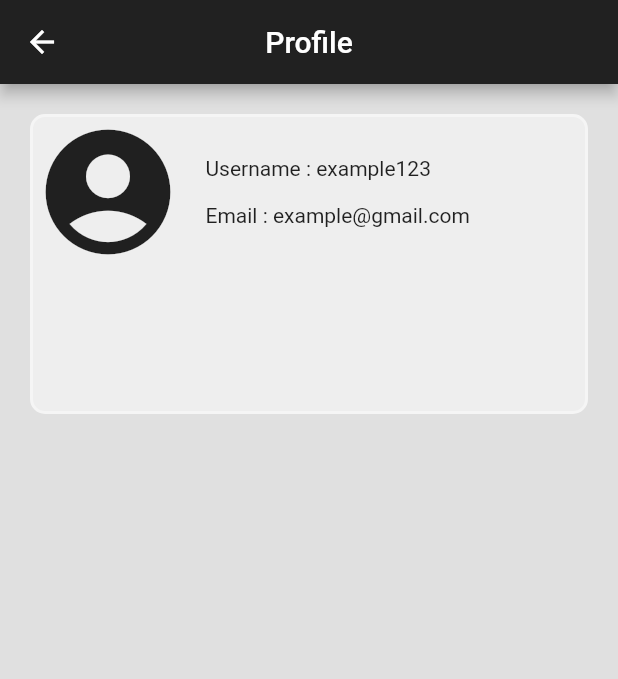
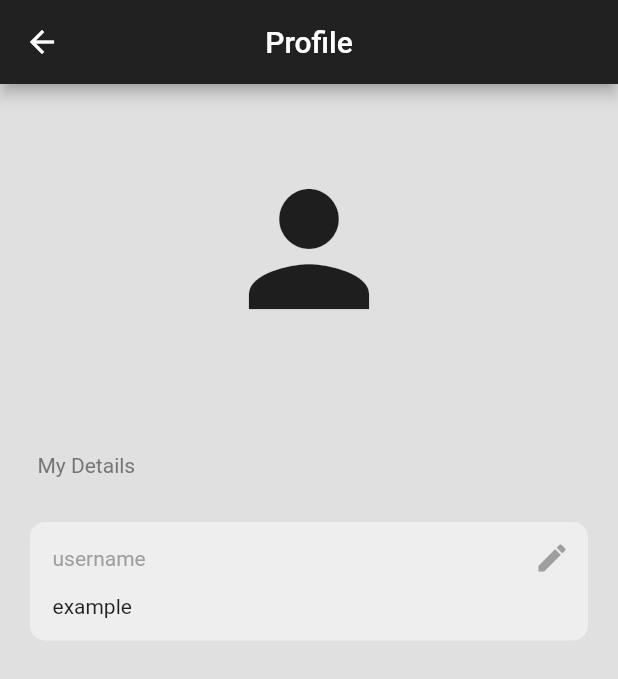
Before and after one commit to raedbgr/auth_login, a Flutter app: the Profile screen opened directly, on a phone screen of 412 x 824 dp. Shown: the top 679 px of the screen. Run offline on Flutter 3.47's test engine with Material 2 defaults, Android fonts, the phone set to English and light mode, and no system bars; our stand-ins replace animated_text_kit, firebase_auth, firebase_core, get; accounts and stored records are empty.

Commit message:
- Profile page

```diff
--- a/lib/home/profile.dart
+++ b/lib/home/profile.dart
@@ -1,8 +1,10 @@
 import 'package:auth_login/controller.dart';
+import 'package:firebase_auth/firebase_auth.dart';
 import 'package:flutter/material.dart';
 import 'package:get/get.dart';
 
 class Profile extends StatelessWidget {
+  final user = FirebaseAuth.instance.currentUser;
 
   @override
   Widget build(BuildContext context) {
@@ -20,36 +22,51 @@ class Profile extends StatelessWidget {
         ),
       ),
       body: Column(
-        mainAxisAlignment: MainAxisAlignment.start,
+        crossAxisAlignment: CrossAxisAlignment.start,
         children: [
+          const SizedBox(height: 50,),
+          Center(
+            child: Icon(Icons.person, size: 120,),
+          ),
+          SizedBox(height: 10,),
+          Center(
+            child: Text(
+              user!.email!,
+              textAlign: TextAlign.center,
+              style: TextStyle(color: Colors.grey.shade700),
+            ),
+          ),
+          const SizedBox(height: 50,),
           Padding(
-            padding: const EdgeInsets.all(20),
-            child: Container(
-              height: 200,
-              width: double.infinity,
+              padding: EdgeInsets.only(left: 25),
+            child: Text(
+                'My Details',
+              style: TextStyle(color: Colors.grey.shade600),
+            ),
+          ),
+          const SizedBox(height: 10,),
+          Container(
             decoration: BoxDecoration(
               color: Colors.grey.shade200,
-                border: Border.all(color: Colors.grey.shade100, width: 2),
               borderRadius: BorderRadius.circular(10),
             ),
+            padding: const EdgeInsets.only(left: 15, bottom: 15),
+            margin: const EdgeInsets.only(left: 20, right: 20, top: 20),
             child: Column(
+              crossAxisAlignment: CrossAxisAlignment.start,
               children: [
                 Row(
+                  mainAxisAlignment: MainAxisAlignment.spaceBetween,
                   children: [
-                      Icon(Icons.account_circle, size: 100,),
-                      SizedBox(width: 15,),
-                      Column(
-                        crossAxisAlignment: CrossAxisAlignment.start,
-                        children: [
-                          Text('Username : example123'),
-                          SizedBox(height: 15,),
-                          Text('Email : example@gmail.com'),
+                    Text(
+                        'username',
+                      style: TextStyle(color: Colors.grey.shade500),
+                    ),
+                    IconButton(onPressed: () {}, icon: Icon(Icons.edit, color: Colors.grey.shade500,))
                   ],
                 ),
+                Text('example'),
               ],
-                  ),
-                ],
-              ),
             ),
           ),
         ],
```
Also changed, not shown: lib/home/home_page.dart (+31 -22 lines). Lines whose indentation alone changed are shown as unchanged.
